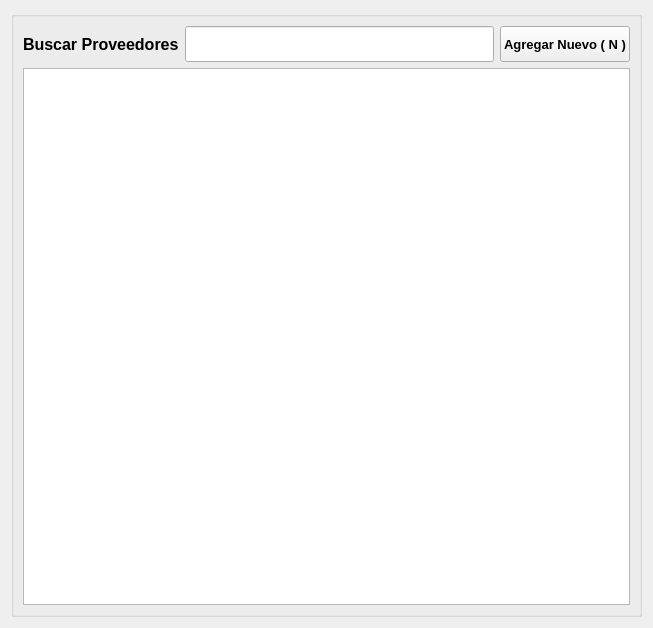
This is ui/listaproveedores.ui in OesteDEV/TPV as Qt 5 draws it before an edit. The edited form follows.
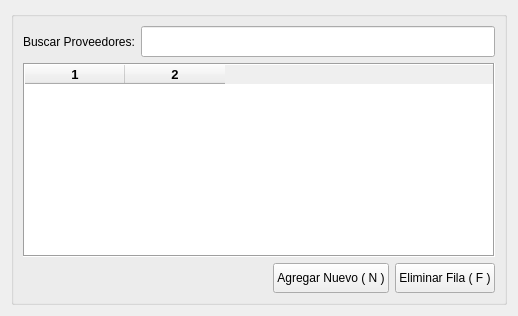
This is the edited form. Icons and pictures are not drawn.

The edit to the form file:
```diff
--- a/ui/listaproveedores.ui
+++ b/ui/listaproveedores.ui
@@ -6,8 +6,8 @@
    <rect>
     <x>0</x>
     <y>0</y>
-    <width>653</width>
-    <height>628</height>
+    <width>518</width>
+    <height>316</height>
    </rect>
   </property>
   <property name="windowTitle">
@@ -17,33 +17,16 @@
    <iconset>
     <normaloff>icon/proveedor.png</normaloff>icon/proveedor.png</iconset>
   </property>
-  <layout class="QGridLayout" name="gridLayout">
+  <property name="windowOpacity">
+   <double>21.000000000000000</double>
+  </property>
+  <layout class="QGridLayout" name="gridLayout" columnstretch="0,0">
    <item row="0" column="0" colspan="2">
     <widget class="QGroupBox" name="groupBox">
      <property name="title">
       <string/>
      </property>
-     <layout class="QGridLayout" name="gridLayout_2" rowstretch="0,0,0">
-      <item row="2" column="0" colspan="3">
-       <widget class="QTableView" name="tableView"/>
-      </item>
-      <item row="0" column="1" rowspan="2">
-       <widget class="QLineEdit" name="lineEdit">
-        <property name="sizePolicy">
-         <sizepolicy hsizetype="Expanding" vsizetype="Expanding">
-          <horstretch>0</horstretch>
-          <verstretch>0</verstretch>
-         </sizepolicy>
-        </property>
-        <property name="font">
-         <font>
-          <pointsize>18</pointsize>
-          <weight>75</weight>
-          <bold>true</bold>
-         </font>
-        </property>
-       </widget>
-      </item>
+     <layout class="QGridLayout" name="gridLayout_2" rowstretch="0,0,0,0">
       <item row="0" column="0" rowspan="2">
        <widget class="QLabel" name="label">
         <property name="sizePolicy">
@@ -52,35 +35,169 @@
           <verstretch>0</verstretch>
          </sizepolicy>
         </property>
-        <property name="font">
-         <font>
-          <family>Arial</family>
-          <pointsize>12</pointsize>
-          <weight>75</weight>
-          <bold>true</bold>
-         </font>
-        </property>
         <property name="text">
-         <string>Buscar Proveedores</string>
+         <string>Buscar Proveedores:</string>
         </property>
        </widget>
       </item>
-      <item row="0" column="2" rowspan="2">
-       <widget class="QPushButton" name="nuevo">
-        <property name="sizePolicy">
-         <sizepolicy hsizetype="Fixed" vsizetype="Expanding">
-          <horstretch>0</horstretch>
-          <verstretch>0</verstretch>
-         </sizepolicy>
+      <item row="2" column="0" colspan="4">
+       <widget class="QTableWidget" name="tableWidget">
+        <property name="palette">
+         <palette>
+          <active>
+           <colorrole role="Text">
+            <brush brushstyle="SolidPattern">
+             <color alpha="255">
+              <red>0</red>
+              <green>0</green>
+              <blue>255</blue>
+             </color>
+            </brush>
+           </colorrole>
+          </active>
+          <inactive>
+           <colorrole role="Text">
+            <brush brushstyle="SolidPattern">
+             <color alpha="255">
+              <red>0</red>
+              <green>0</green>
+              <blue>255</blue>
+             </color>
+            </brush>
+           </colorrole>
+          </inactive>
+          <disabled>
+           <colorrole role="Text">
+            <brush brushstyle="SolidPattern">
+             <color alpha="255">
+              <red>120</red>
+              <green>120</green>
+              <blue>120</blue>
+             </color>
+            </brush>
+           </colorrole>
+          </disabled>
+         </palette>
         </property>
         <property name="font">
          <font>
-          <family>Arial</family>
+          <family>MS Shell Dlg 2</family>
           <pointsize>10</pointsize>
           <weight>75</weight>
           <bold>true</bold>
          </font>
         </property>
+        <property name="frameShape">
+         <enum>QFrame::Box</enum>
+        </property>
+        <property name="editTriggers">
+         <set>QAbstractItemView::NoEditTriggers</set>
+        </property>
+        <property name="columnCount">
+         <number>2</number>
+        </property>
+        <attribute name="horizontalHeaderVisible">
+         <bool>true</bool>
+        </attribute>
+        <attribute name="verticalHeaderVisible">
+         <bool>false</bool>
+        </attribute>
+        <column/>
+        <column/>
+       </widget>
+      </item>
+      <item row="0" column="1" rowspan="2" colspan="3">
+       <widget class="QLineEdit" name="lineEdit">
+        <property name="sizePolicy">
+         <sizepolicy hsizetype="Expanding" vsizetype="Expanding">
+          <horstretch>0</horstretch>
+          <verstretch>0</verstretch>
+         </sizepolicy>
+        </property>
+        <property name="palette">
+         <palette>
+          <active>
+           <colorrole role="Text">
+            <brush brushstyle="SolidPattern">
+             <color alpha="255">
+              <red>0</red>
+              <green>0</green>
+              <blue>255</blue>
+             </color>
+            </brush>
+           </colorrole>
+          </active>
+          <inactive>
+           <colorrole role="Text">
+            <brush brushstyle="SolidPattern">
+             <color alpha="255">
+              <red>0</red>
+              <green>0</green>
+              <blue>255</blue>
+             </color>
+            </brush>
+           </colorrole>
+          </inactive>
+          <disabled>
+           <colorrole role="Text">
+            <brush brushstyle="SolidPattern">
+             <color alpha="255">
+              <red>120</red>
+              <green>120</green>
+              <blue>120</blue>
+             </color>
+            </brush>
+           </colorrole>
+          </disabled>
+         </palette>
+        </property>
+        <property name="font">
+         <font>
+          <family>MS Shell Dlg 2</family>
+          <pointsize>14</pointsize>
+          <weight>75</weight>
+          <bold>true</bold>
+         </font>
+        </property>
+       </widget>
+      </item>
+      <item row="3" column="3">
+       <widget class="QPushButton" name="eliminar">
+        <property name="sizePolicy">
+         <sizepolicy hsizetype="Fixed" vsizetype="Fixed">
+          <horstretch>0</horstretch>
+          <verstretch>0</verstretch>
+         </sizepolicy>
+        </property>
+        <property name="minimumSize">
+         <size>
+          <width>100</width>
+          <height>30</height>
+         </size>
+        </property>
+        <property name="text">
+         <string>Eliminar Fila ( F )</string>
+        </property>
+        <property name="icon">
+         <iconset>
+          <normaloff>icon/cancel.png</normaloff>icon/cancel.png</iconset>
+        </property>
+       </widget>
+      </item>
+      <item row="3" column="2">
+       <widget class="QPushButton" name="nuevo">
+        <property name="sizePolicy">
+         <sizepolicy hsizetype="Fixed" vsizetype="Fixed">
+          <horstretch>0</horstretch>
+          <verstretch>0</verstretch>
+         </sizepolicy>
+        </property>
+        <property name="minimumSize">
+         <size>
+          <width>100</width>
+          <height>30</height>
+         </size>
+        </property>
         <property name="text">
          <string>Agregar Nuevo ( N )</string>
         </property>
@@ -88,12 +205,6 @@
          <iconset>
           <normaloff>icon/nuevo.png</normaloff>icon/nuevo.png</iconset>
         </property>
-        <property name="iconSize">
-         <size>
-          <width>20</width>
-          <height>20</height>
-         </size>
-        </property>
        </widget>
       </item>
      </layout>
```
